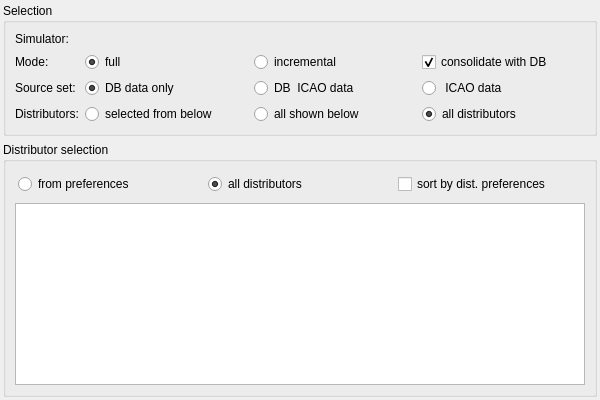
The window that src/gui/editors/ownmodelsetform.ui (swift-project/pilotclient) describes before a commit, drawn with Qt 5.
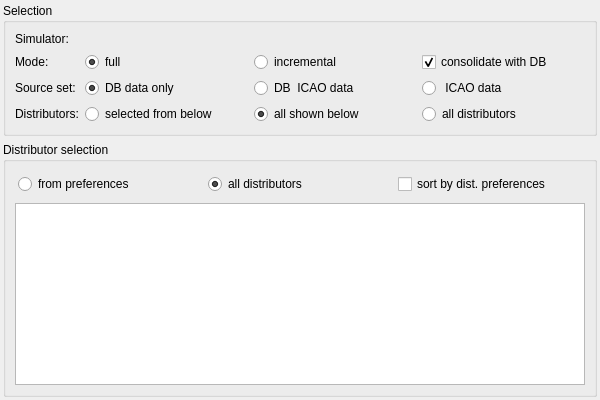
The same window after the commit. Custom widgets are drawn as their Qt base class.

What changed in the file:
```diff
--- a/src/gui/editors/ownmodelsetform.ui
+++ b/src/gui/editors/ownmodelsetform.ui
@@ -164,6 +164,9 @@
         <property name="text">
          <string>all shown below</string>
         </property>
+         <property name="checked">
+           <bool>true</bool>
+         </property>
         <attribute name="buttonGroup">
          <string notr="true">bg_Distributors</string>
         </attribute>
@@ -194,9 +197,6 @@
         <property name="text">
          <string>all distributors</string>
         </property>
-        <property name="checked">
-         <bool>true</bool>
-        </property>
         <attribute name="buttonGroup">
          <string notr="true">bg_Distributors</string>
         </attribute>
```
